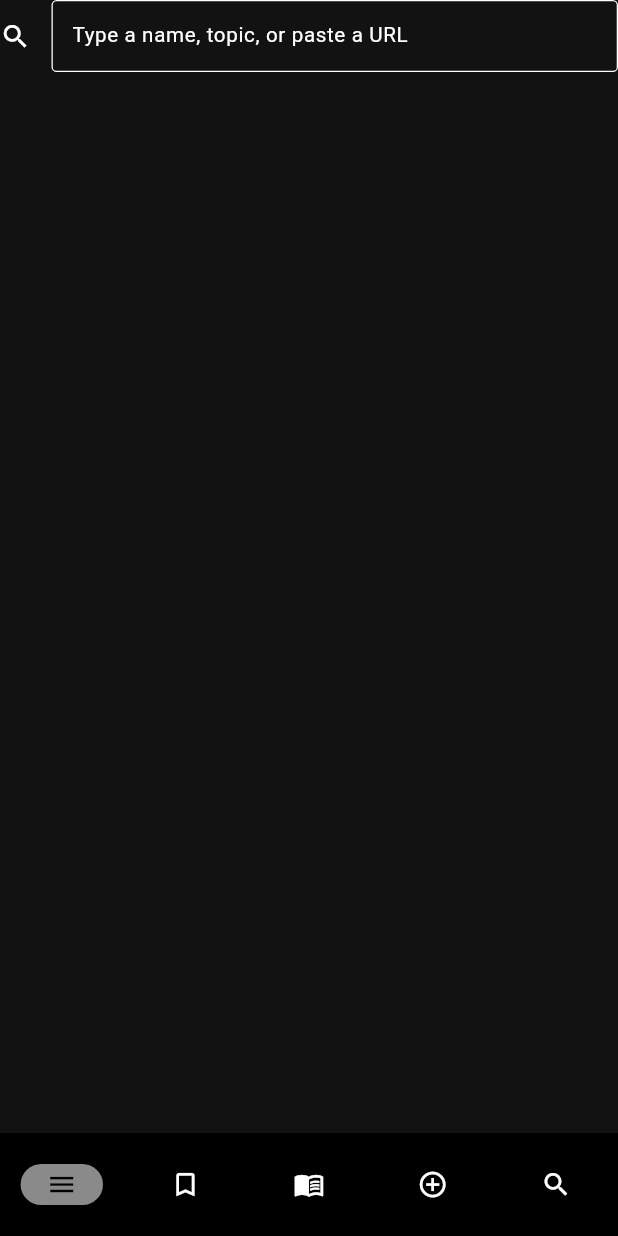
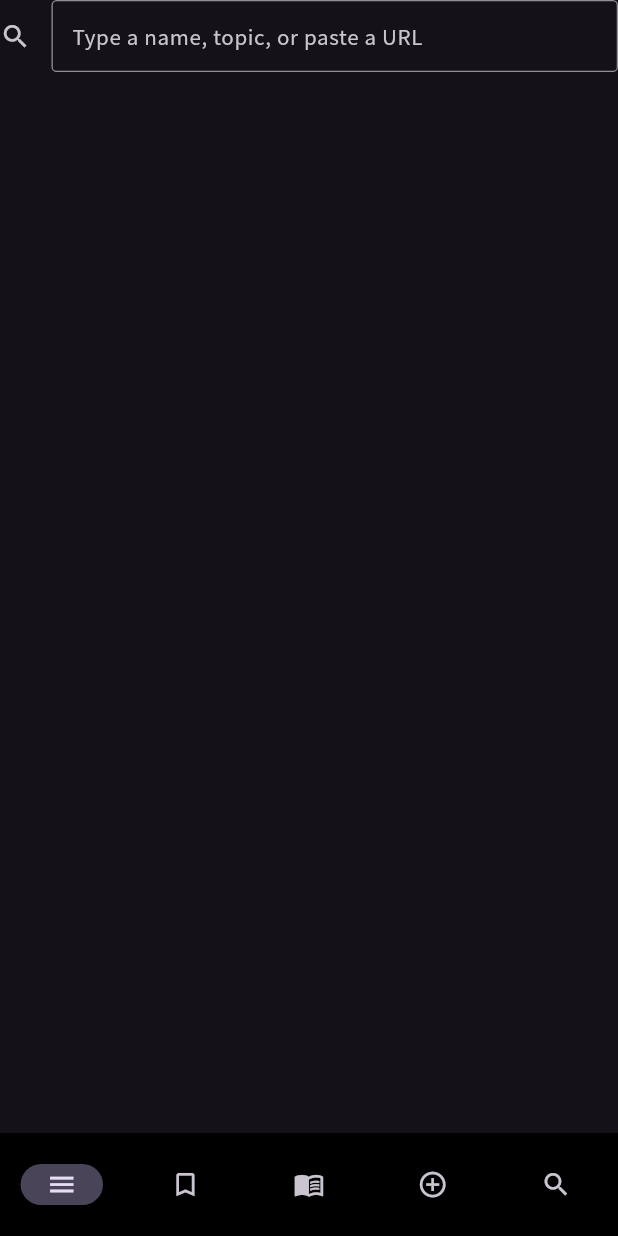
Before and after one commit to XRayZen/feedays, a Flutter app: the screen it shows after launch, item 4 of the bottom bar chosen, scrolled down 148 dp, on a phone screen of 412 x 824 dp. Run offline on Flutter 3.47's test engine with Material 2 defaults, Android fonts, the phone set to English and light mode, and no system bars; our stand-ins replace cached_network_image, flutter_html, flutter_riverpod, infinite_scroll_pagination, page_transition, responsive_framework and 3 more; missing offline and left inert: drag_and_drop_lists, metadata_fetch, ogp_data_extract, webfeed.

Commit message:
日本語フォント追加

```diff
--- a/lib/main.dart
+++ b/lib/main.dart
@@ -45,12 +45,13 @@ class MyApp extends StatelessWidget {
         // これがアプリケーションのテーマです。
         //PLAN:設定で切り替えられるようにする
         visualDensity: VisualDensity.adaptivePlatformDensity,
-        // primarySwatch: Colors.amber,
+        primarySwatch: Colors.amber,
         brightness: Brightness.dark,
-        colorScheme: const ColorScheme.dark(
-          primary: Colors.amber,
-          secondary: Colors.white54,
-        ),
+        // colorScheme: const ColorScheme.dark(
+        //   primary: Colors.amber,
+        //   // secondary: Colors.white54,
+        // ),
+        fontFamily: 'Noto Sans JP',
         useMaterial3: true,
       ),
       // ignore: prefer_const_constructors
```
Also changed, not shown: pubspec.yaml (+7 -0 lines), pubspec.lock, 1 other file.
